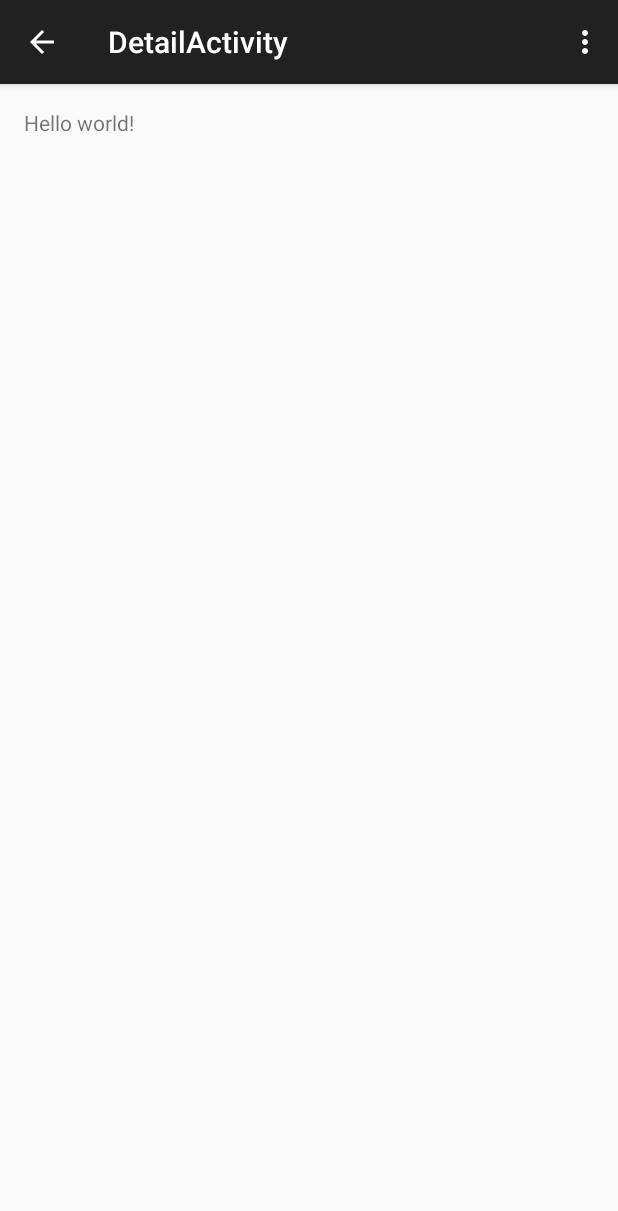
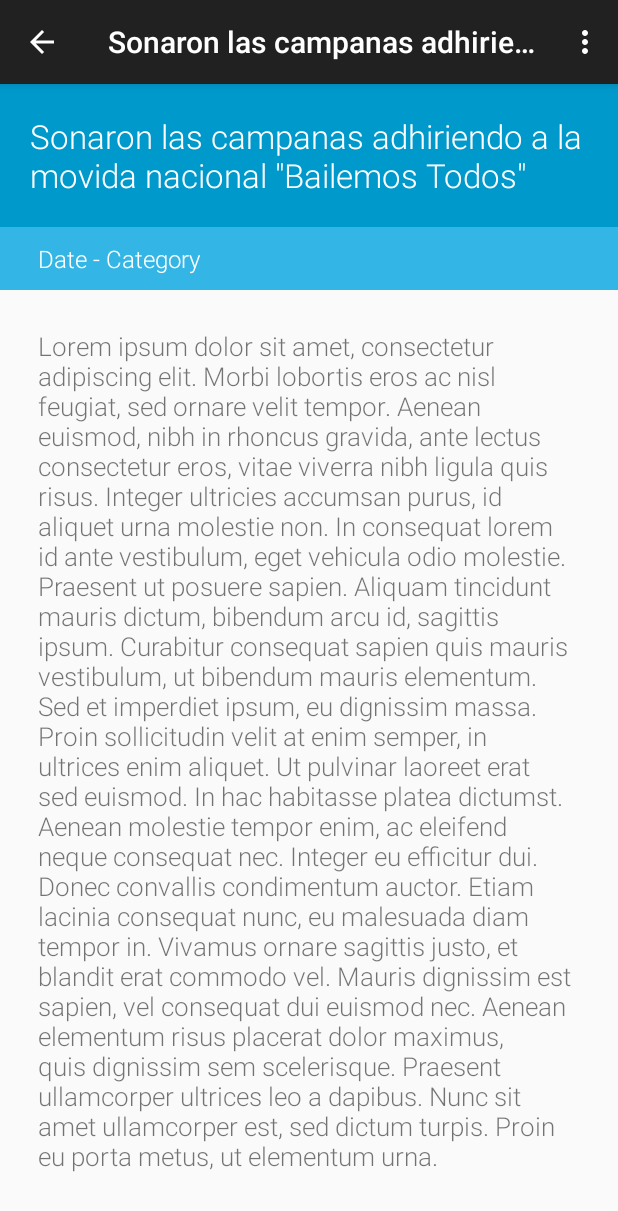
Before and after one commit to BinodAryal/News, an Android app: the screen it shows after launch (DetailActivity), after a tap on an icon or button, on a phone screen of 412 x 824 dp. Shown: the top 1211 px of the screen. Run offline under Robolectric (Android 15) with nearby library versions, the phone set to English and light mode, and no system bars.

Commit message:
UX/UI tweaks

```diff
--- a/app/src/main/java/com/fknussel/news/DetailActivity.java
+++ b/app/src/main/java/com/fknussel/news/DetailActivity.java
@@ -5,6 +5,7 @@ import android.support.v7.app.ActionBarActivity;
 import android.util.Log;
 import android.view.Menu;
 import android.view.MenuItem;
+import android.widget.TextView;
 
 
 public class DetailActivity extends ActionBarActivity {
@@ -17,8 +18,16 @@ public class DetailActivity extends ActionBarActivity {
         setContentView(R.layout.activity_detail);
 
         if (getIntent() != null) {
-            int id = getIntent().getIntExtra("id", 0);
+            int id = getIntent().getIntExtra("id", 0) - 1;
             Log.d(LOG_TAG, "Post ID = " + id);
+
+            TextView detailPostTitle = (TextView) findViewById(R.id.detail_post_title);
+            TextView detailPostDetails = (TextView) findViewById(R.id.detail_post_details);
+
+            setTitle(Post.getDummyPosts().get(id).getTitle());
+
+            detailPostTitle.setText(Post.getDummyPosts().get(id).getTitle());
+            detailPostDetails.setText("Date - Category");
         }
 
     }
--- a/app/src/main/java/com/fknussel/news/NewsAdapter.java
+++ b/app/src/main/java/com/fknussel/news/NewsAdapter.java
@@ -31,9 +31,9 @@ public class NewsAdapter extends ArrayAdapter<Post> {
 
         // Alternate the background color
         if(position % 2 == 1) {
-            convertView.setBackgroundColor(Color.argb(5, 224, 224, 224));
+            convertView.setBackgroundColor(Color.argb(10, 224, 224, 224));
         } else {
-            convertView.setBackgroundColor(Color.argb(85, 224, 224, 224));
+            convertView.setBackgroundColor(Color.argb(100, 224, 224, 224));
         }
 
         // Lookup view for data population
--- a/app/src/main/res/layout/activity_detail.xml
+++ b/app/src/main/res/layout/activity_detail.xml
@@ -1,12 +1,45 @@
-<RelativeLayout xmlns:android="http://schemas.android.com/apk/res/android"
-    xmlns:tools="http://schemas.android.com/tools" android:layout_width="match_parent"
-    android:layout_height="match_parent" android:paddingLeft="@dimen/activity_horizontal_margin"
-    android:paddingRight="@dimen/activity_horizontal_margin"
-    android:paddingTop="@dimen/activity_vertical_margin"
-    android:paddingBottom="@dimen/activity_vertical_margin"
-    tools:context="com.fknussel.news.DetailActivity">
+<LinearLayout xmlns:android="http://schemas.android.com/apk/res/android"
+    xmlns:tools="http://schemas.android.com/tools"
+    android:layout_width="match_parent"
+    android:layout_height="match_parent"
+    tools:context="com.fknussel.news.DetailActivity"
+    android:orientation="vertical">
 
-    <TextView android:text="@string/hello_world" android:layout_width="wrap_content"
-        android:layout_height="wrap_content" />
+    <TextView
+        android:id="@+id/detail_post_title"
+        android:layout_width="match_parent"
+        android:layout_height="wrap_content"
+        android:fontFamily="sans-serif-light"
+        android:textSize="22dp"
+        android:background="@color/dark_blue"
+        android:padding="20dp"
+        android:textColor="@color/white" />
 
-</RelativeLayout>
+    <TextView
+        android:id="@+id/detail_post_details"
+        android:layout_width="match_parent"
+        android:layout_height="wrap_content"
+        android:fontFamily="sans-serif-light"
+        android:textSize="16dp"
+        android:background="@color/light_blue"
+        android:paddingTop="10dp"
+        android:paddingBottom="10dp"
+        android:paddingLeft="25dp"
+        android:paddingRight="25dp"
+        android:textColor="@color/white" />
+
+    <ScrollView
+        android:layout_width="match_parent"
+        android:layout_height="wrap_content">
+
+        <TextView
+            android:layout_width="match_parent"
+            android:layout_height="wrap_content"
+            android:text="Lorem ipsum dolor sit amet, consectetur adipiscing elit. Morbi lobortis eros ac nisl feugiat, sed ornare velit tempor. Aenean euismod, nibh in rhoncus gravida, ante lectus consectetur eros, vitae viverra nibh ligula quis risus. Integer ultricies accumsan purus, id aliquet urna molestie non. In consequat lorem id ante vestibulum, eget vehicula odio molestie. Praesent ut posuere sapien. Aliquam tincidunt mauris dictum, bibendum arcu id, sagittis ipsum. Curabitur consequat sapien quis mauris vestibulum, ut bibendum mauris elementum. Sed et imperdiet ipsum, eu dignissim massa. Proin sollicitudin velit at enim semper, in ultrices enim aliquet. Ut pulvinar laoreet erat sed euismod. In hac habitasse platea dictumst. Aenean molestie tempor enim, ac eleifend neque consequat nec. Integer eu efficitur dui. Donec convallis condimentum auctor. Etiam lacinia consequat nunc, eu malesuada diam tempor in. Vivamus ornare sagittis justo, et blandit erat commodo vel. Mauris dignissim est sapien, vel consequat dui euismod nec. Aenean elementum risus placerat dolor maximus, quis dignissim sem scelerisque. Praesent ullamcorper ultrices leo a dapibus. Nunc sit amet ullamcorper est, sed dictum turpis. Proin eu porta metus, ut elementum urna."
+            android:padding="25dp"
+            android:fontFamily="sans-serif-light"
+            android:textSize="17dp" />
+
+        </ScrollView>
+
+</LinearLayout>
--- a/app/src/main/res/layout/fragment_main.xml
+++ b/app/src/main/res/layout/fragment_main.xml
@@ -2,7 +2,18 @@
     xmlns:tools="http://schemas.android.com/tools"
     android:layout_width="match_parent"
     android:layout_height="match_parent"
-    tools:context=".MainActivity$MainFragment">
+    tools:context=".MainActivity$MainFragment"
+    android:orientation="vertical">
+
+    <TextView
+        android:layout_width="match_parent"
+        android:layout_height="wrap_content"
+        android:fontFamily="sans-serif-light"
+        android:textSize="26dp"
+        android:background="@color/dark_green"
+        android:padding="20dp"
+        android:textColor="@color/white"
+        android:text="Company Name" />
 
     <ListView
         android:layout_width="match_parent"
--- a/app/src/main/res/values/colors.xml
+++ b/app/src/main/res/values/colors.xml
@@ -1,5 +1,12 @@
 <?xml version="1.0" encoding="utf-8"?>
 <resources>
     <color name="white">#FFFFFF</color>
-    <color name="grey">#F7F7F7</color>
+    <color name="light_red">#FF4444</color>
+    <color name="dark_red">#CC0000</color>
+    <color name="light_blue">#33B5E5</color>
+    <color name="dark_blue">#0099CC</color>
+    <color name="light_yellow">#FFBB33</color>
+    <color name="dark_yellow">#FF8800</color>
+    <color name="light_green">#99CC00</color>
+    <color name="dark_green">#669900</color>
 </resources>
```
